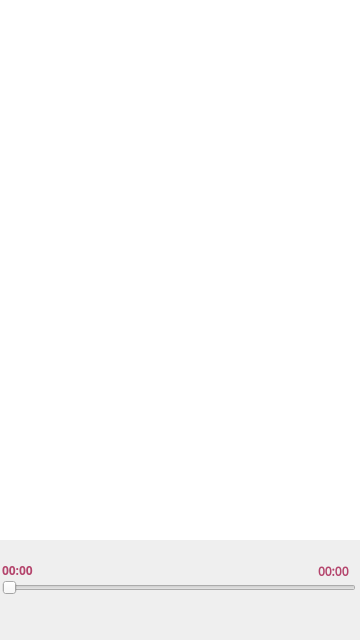
First picture: the form in client/linux/music/player.ui, repository HBrightUp/media-player, before the edit.
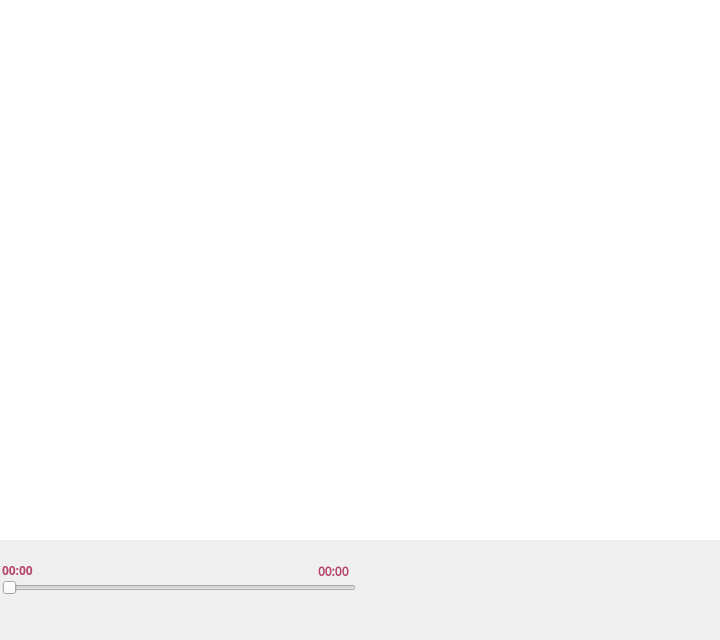
Second picture: the form after the edit. Icons and pictures are not drawn.

Diff of the .ui file:
```diff
--- a/client/linux/music/player.ui
+++ b/client/linux/music/player.ui
@@ -6,12 +6,12 @@
    <rect>
     <x>0</x>
     <y>0</y>
-    <width>360</width>
+    <width>720</width>
     <height>640</height>
    </rect>
   </property>
   <property name="sizePolicy">
-   <sizepolicy hsizetype="Fixed" vsizetype="Fixed">
+   <sizepolicy hsizetype="Expanding" vsizetype="Expanding">
     <horstretch>0</horstretch>
     <verstretch>0</verstretch>
    </sizepolicy>
@@ -24,7 +24,7 @@
   </property>
   <property name="maximumSize">
    <size>
-    <width>360</width>
+    <width>720</width>
     <height>640</height>
    </size>
   </property>
@@ -395,6 +395,64 @@
     <string/>
    </property>
   </widget>
+  <widget class="QListWidget" name="list_online">
+   <property name="geometry">
+    <rect>
+     <x>360</x>
+     <y>0</y>
+     <width>360</width>
+     <height>540</height>
+    </rect>
+   </property>
+   <property name="sizePolicy">
+    <sizepolicy hsizetype="Fixed" vsizetype="Fixed">
+     <horstretch>0</horstretch>
+     <verstretch>0</verstretch>
+    </sizepolicy>
+   </property>
+   <property name="minimumSize">
+    <size>
+     <width>360</width>
+     <height>540</height>
+    </size>
+   </property>
+   <property name="maximumSize">
+    <size>
+     <width>360</width>
+     <height>540</height>
+    </size>
+   </property>
+   <property name="baseSize">
+    <size>
+     <width>360</width>
+     <height>540</height>
+    </size>
+   </property>
+   <property name="layoutDirection">
+    <enum>Qt::LayoutDirection::LeftToRight</enum>
+   </property>
+   <property name="styleSheet">
+    <string notr="true"/>
+   </property>
+   <property name="frameShape">
+    <enum>QFrame::Shape::NoFrame</enum>
+   </property>
+   <property name="frameShadow">
+    <enum>QFrame::Shadow::Plain</enum>
+   </property>
+   <property name="verticalScrollBarPolicy">
+    <enum>Qt::ScrollBarPolicy::ScrollBarAlwaysOff</enum>
+   </property>
+   <property name="horizontalScrollBarPolicy">
+    <enum>Qt::ScrollBarPolicy::ScrollBarAlwaysOff</enum>
+   </property>
+   <property name="verticalScrollMode">
+    <enum>QAbstractItemView::ScrollMode::ScrollPerPixel</enum>
+   </property>
+   <property name="currentRow">
+    <number>-1</number>
+   </property>
+  </widget>
   <zorder>lab_bk</zorder>
   <zorder>widget</zorder>
   <zorder>list_music</zorder>
```
Left out of the diff: 7 changed lines with no effect on the pictures.
